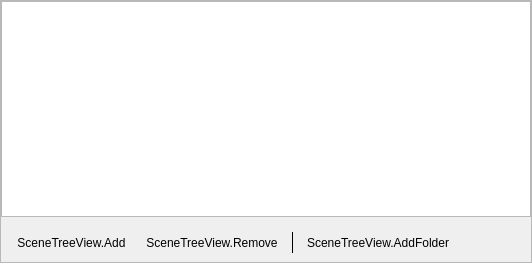
The window that forms/scene_tree_view.ui (DigitOtter/obs_scene_tree_view) describes before a commit, drawn with Qt 5.
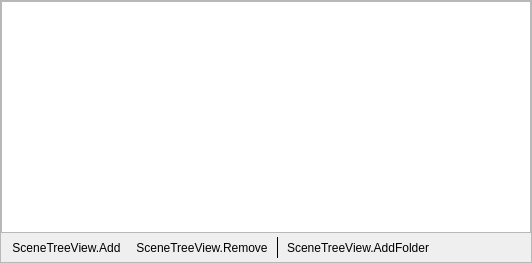
The same window after the commit. Custom widgets are drawn as their Qt base class.

Commit message: Fix button alignment

Diff of the .ui file:
```diff
--- a/forms/scene_tree_view.ui
+++ b/forms/scene_tree_view.ui
@@ -42,6 +42,9 @@
        <enum>QFrame::Raised</enum>
       </property>
       <layout class="QVBoxLayout" name="verticalLayout_2">
+       <property name="spacing">
+        <number>0</number>
+       </property>
        <property name="leftMargin">
         <number>0</number>
        </property>
@@ -82,6 +85,21 @@
           <bool>true</bool>
          </property>
          <layout class="QHBoxLayout" name="hboxlayout">
+          <property name="spacing">
+           <number>1</number>
+          </property>
+          <property name="leftMargin">
+           <number>4</number>
+          </property>
+          <property name="topMargin">
+           <number>4</number>
+          </property>
+          <property name="rightMargin">
+           <number>4</number>
+          </property>
+          <property name="bottomMargin">
+           <number>4</number>
+          </property>
           <item>
            <widget class="QToolButton" name="stvAdd">
             <property name="text">
```
